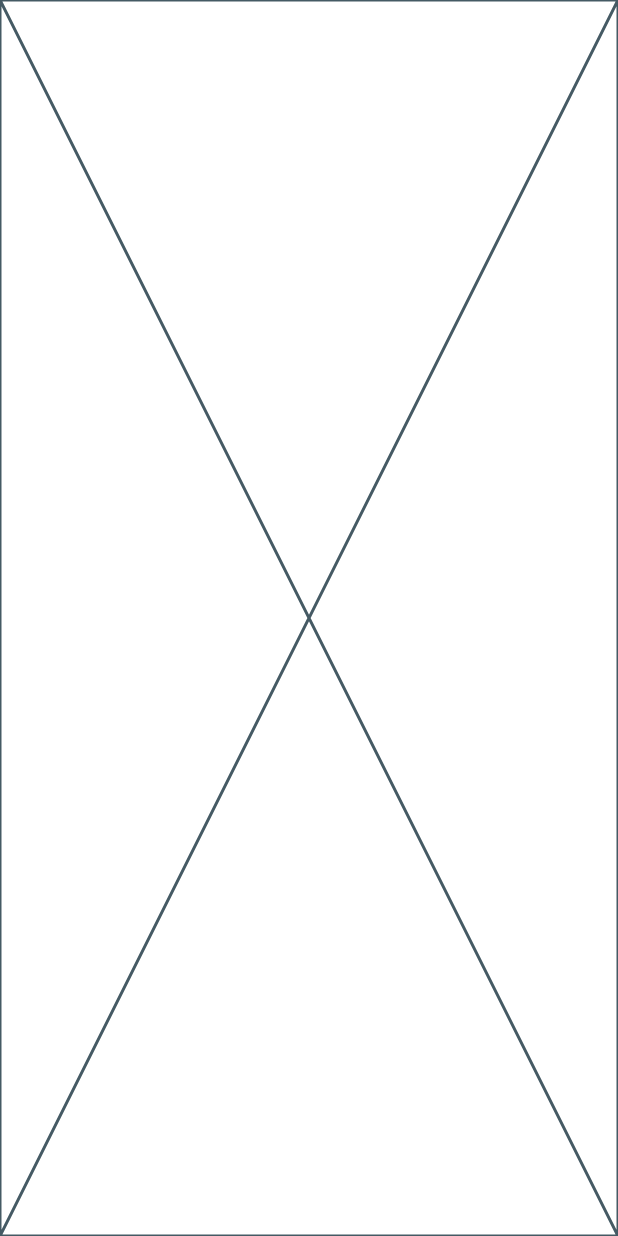
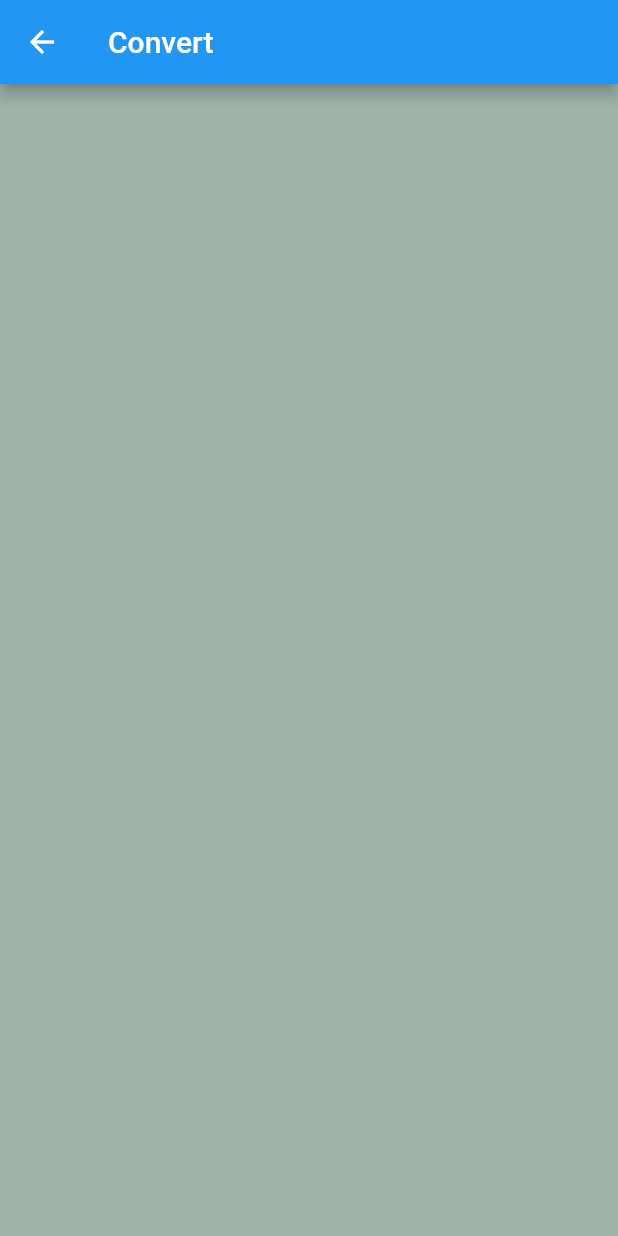
Before and after one commit to Ana-Tran/Currency_Exchange, a Flutter app: the screen it shows after launch, after a tap on "Enter", on a phone screen of 412 x 824 dp. Run offline on Flutter 3.47's test engine with Material 2 defaults, Android fonts, the phone set to English and light mode, and no system bars.

Commit message:
create currency data class
list string will contain drop down values
updated main screen UI

```diff
--- a/lib/screens/mainscreen.dart
+++ b/lib/screens/mainscreen.dart
@@ -1,16 +1,24 @@
 import 'package:flutter/material.dart';
 
-class MainScreen extends StatefulWidget {
+class MainScreen extends StatelessWidget {
   const MainScreen({Key? key}) : super(key: key);
   static const id = "main_screen";
 
   @override
-  State<MainScreen> createState() => _MainScreenState();
-}
-
-class _MainScreenState extends State<MainScreen> {
-  @override
   Widget build(BuildContext context) {
-    return const Placeholder();
+    return Scaffold(
+      appBar: AppBar(
+        title: Text('Convert'),
+      ),
+      body: SafeArea(
+        child: Row(
+          children: [
+            Column(
+              children: [],
+            )
+          ],
+        ),
+      ),
+    );
   }
 }
```
Also changed, not shown: lib/currency_data.dart (added, +11 -0 lines).
